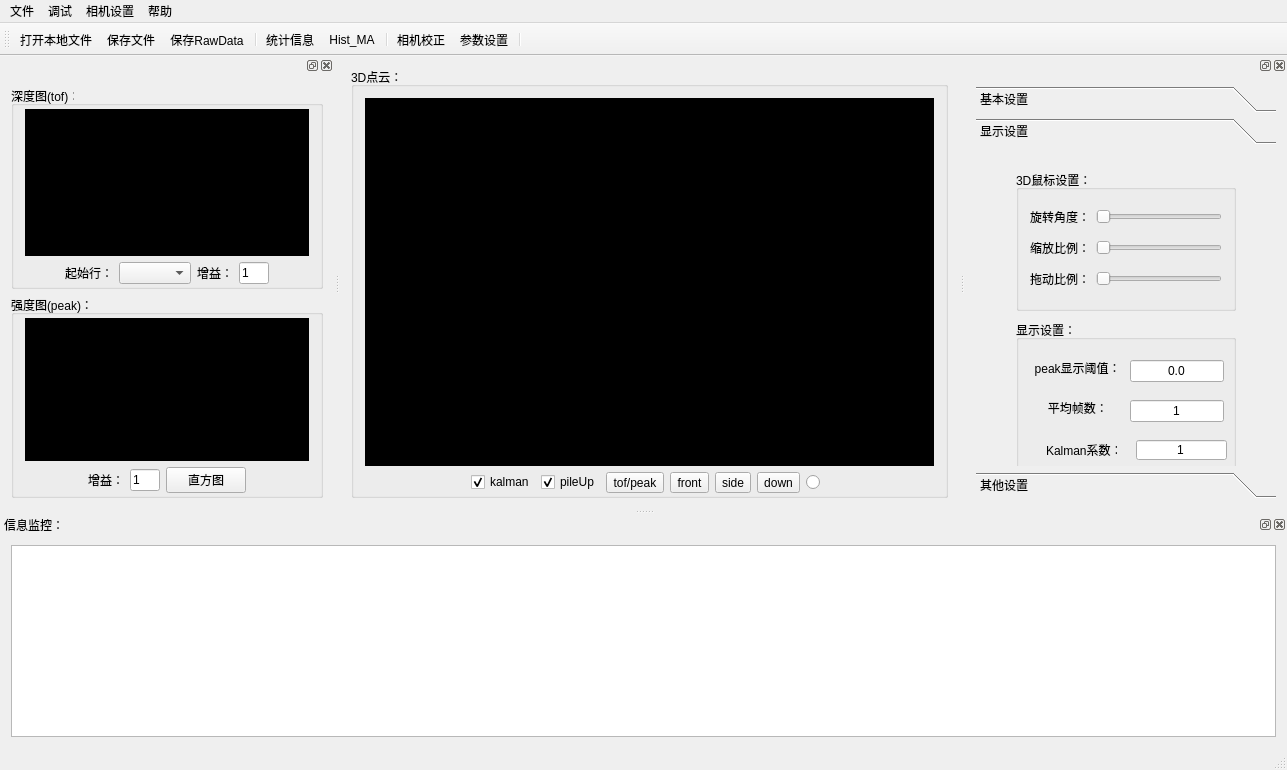
Above: mainwindow.ui from heathen557/4320_USB_demo before the change. Below: the same form after it.
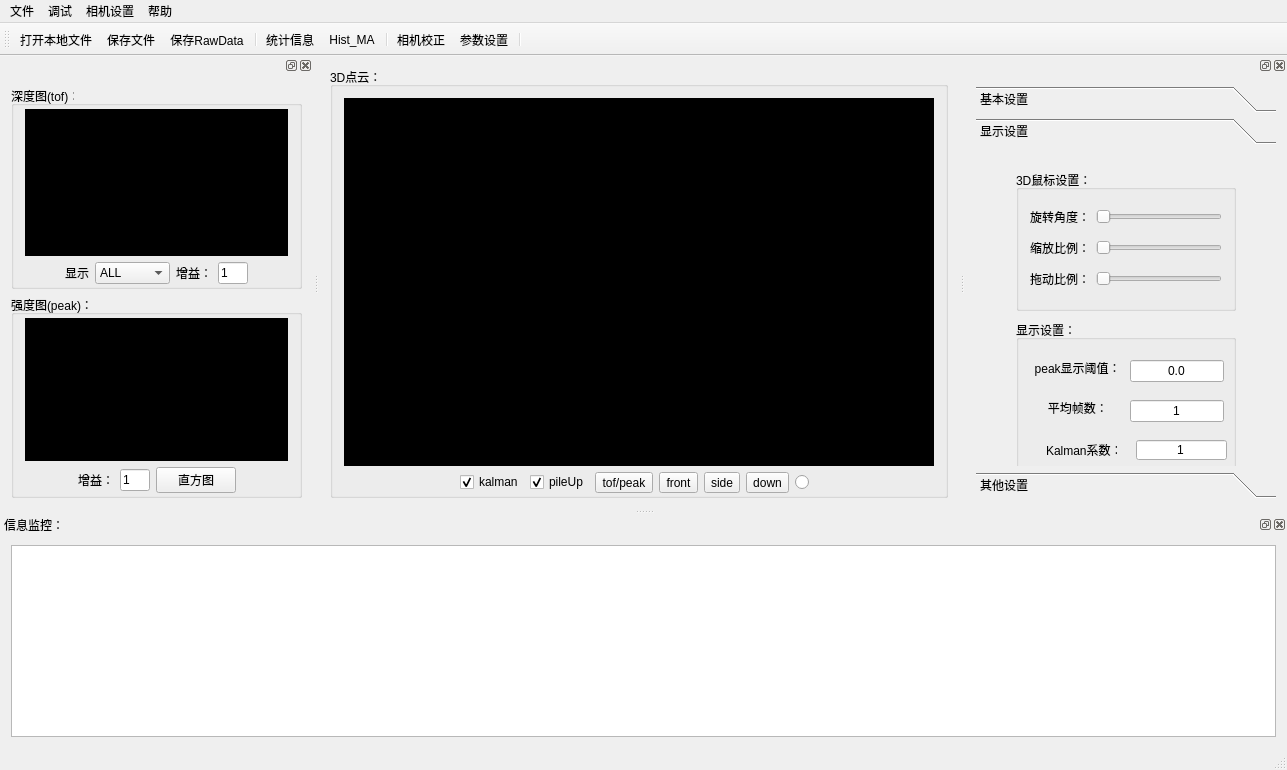
That is the form after the change. The open tabs and pages were chosen to show the change. Icons and pictures are not drawn. Custom widgets are drawn as their Qt base class.

Commit message:
1、当前的处理步骤： （1） 接收原始的tof、peak值； （2） peak 的卡尔曼滤波（可选）； （3） 通过peak对tof值进行pileUp校正； （4） tof值的卡尔曼滤波算法； （5） 将此时的tof、peak值赋值为srcTof,srcPeak(中值滤波)   ,lineMean_tof，lineMean_peak(行 间的平均)； （6） tof转换为三维空间坐标x,y,z,自动校准的时候会用到 （7） 接收完完整一帧之后，根据选择来进行选择显示 完整行、两行取平均、三行取平均；之后转换为三维点云数据；保存数据根据用户选择来决定保存全部、 减半、三分之一；
2、下一步添加中值滤波算法

Patch:
```diff
--- a/mainwindow.ui
+++ b/mainwindow.ui
@@ -240,12 +240,28 @@
           <item>
            <widget class="QLabel" name="label_18">
             <property name="text">
-             <string>起始行：</string>
+             <string>显示</string>
             </property>
            </widget>
           </item>
           <item>
-           <widget class="QComboBox" name="startLineNum_comboBox"/>
+           <widget class="QComboBox" name="showMeanLine_comboBox">
+            <item>
+             <property name="text">
+              <string>ALL</string>
+             </property>
+            </item>
+            <item>
+             <property name="text">
+              <string>mean_2</string>
+             </property>
+            </item>
+            <item>
+             <property name="text">
+              <string>mean_3</string>
+             </property>
+            </item>
+           </widget>
           </item>
           <item>
            <widget class="QLabel" name="label">
```
Left out of the diff: 47 changed lines with no effect on the pictures. The commit also changes 9 other files.
